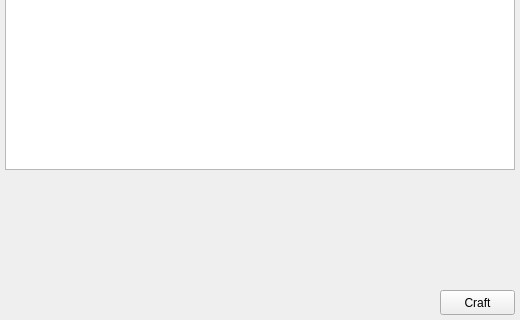
Qt form MMO/Res/jobview.ui (maresc-g/linumon) before a commit; both pictures show x 0 to 520 and y 280 to 600 of the 520 by 600 pixel window.
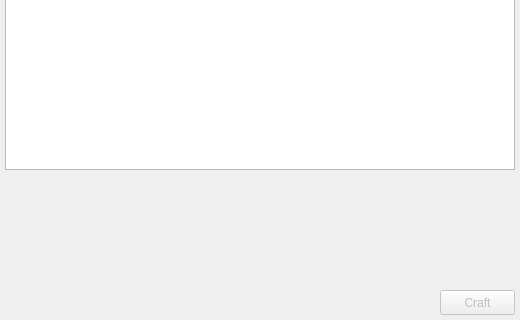
The same form after that commit.

```diff
--- a/MMO/Res/jobview.ui
+++ b/MMO/Res/jobview.ui
@@ -44,7 +44,7 @@
   </widget>
   <widget class="QPushButton" name="b_craft">
    <property name="enabled">
-    <bool>true</bool>
+    <bool>false</bool>
    </property>
    <property name="geometry">
     <rect>
```
